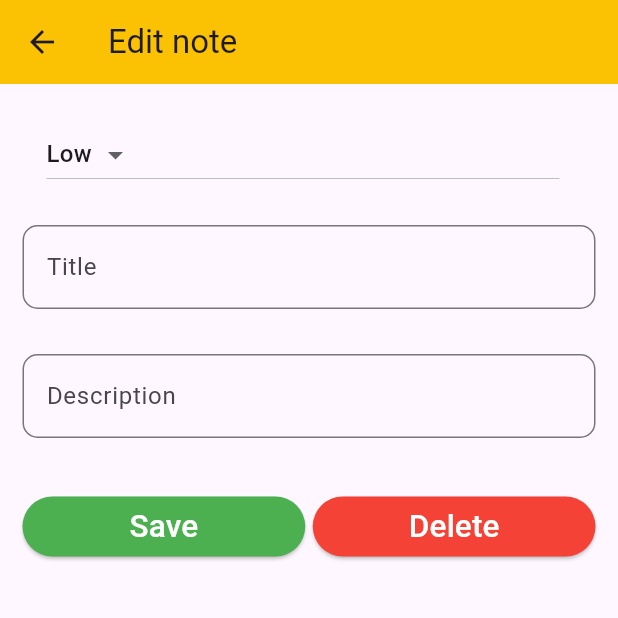
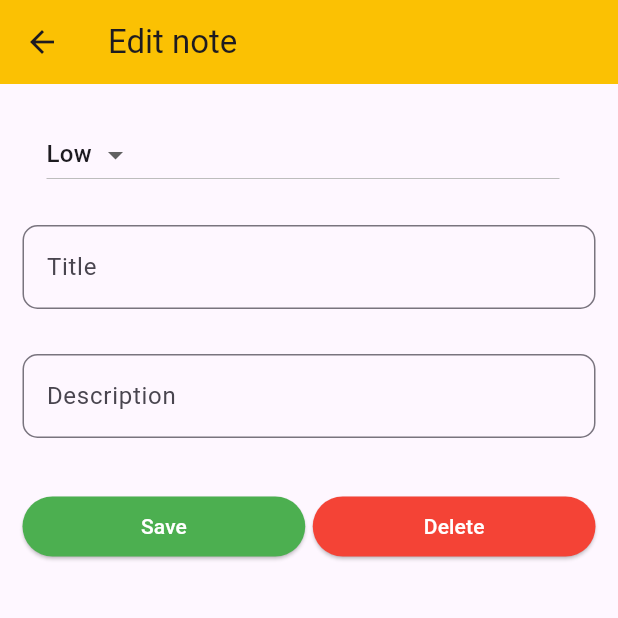
Before and after one commit to Benedict-Ik/Chronicles, a Flutter app: the NoteDetails screen opened directly, on a phone screen of 412 x 824 dp, the top half of it. Run offline on Flutter 3.47's test engine with Material 3 defaults, Android fonts, the phone set to English and light mode, and no system bars.

Commit message:
Modified README.md

```diff
--- a/lib/widgets/NoteDetails.dart
+++ b/lib/widgets/NoteDetails.dart
@@ -91,7 +91,7 @@ class NoteDetailsState extends State<NoteDetails> {
                           onPressed: () {
                             debugPrint("Save button clicked");
                           },
-                          child: Text("Save", textScaleFactor: 1.5),
+                          child: Text("Save", textScaleFactor: 1.0),
                           style: ElevatedButton.styleFrom(
                               backgroundColor: Colors.green,
                               foregroundColor: Colors.white)),
@@ -104,7 +104,7 @@ class NoteDetailsState extends State<NoteDetails> {
                           onPressed: () {
                             debugPrint("Delete button clicked");
                           },
-                          child: Text("Delete", textScaleFactor: 1.5),
+                          child: Text("Delete", textScaleFactor: 1.0),
                           style: ElevatedButton.styleFrom(
                               backgroundColor: Colors.red,
                               foregroundColor: Colors.white)),
```
Also changed, not shown: WhatsApp Image 2024-05-07 at 14.40.38_862b74e7.jpg (added), WhatsApp Image 2024-05-07 at 14.41.37_e1706934.jpg (added), 1 other file.
